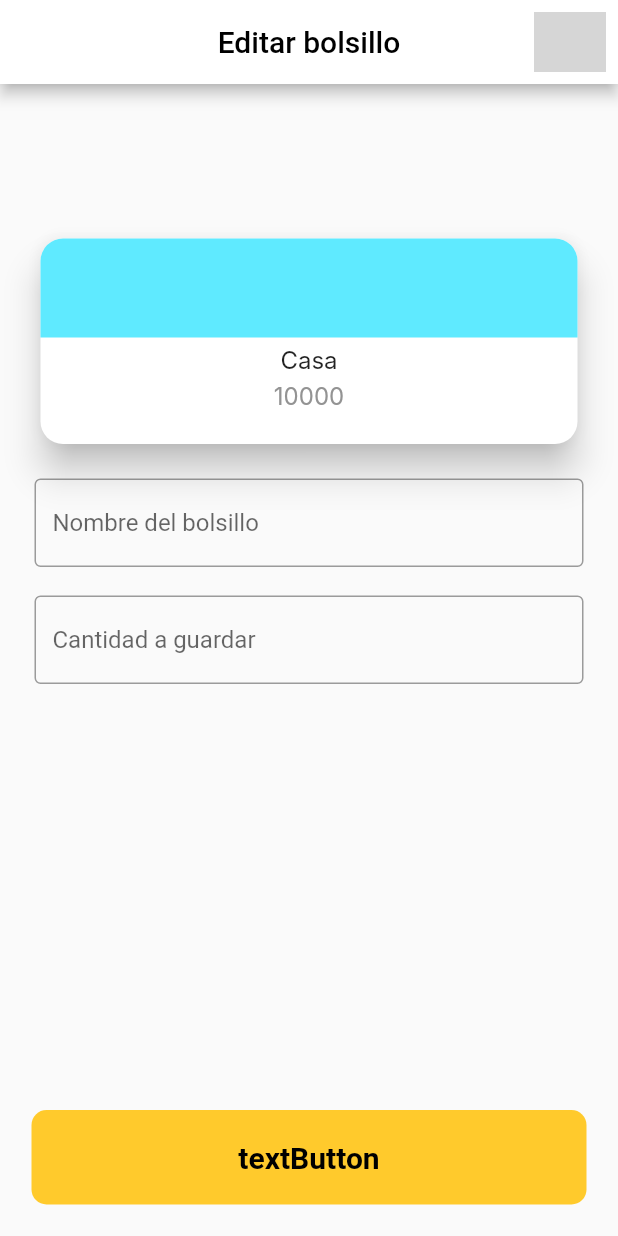
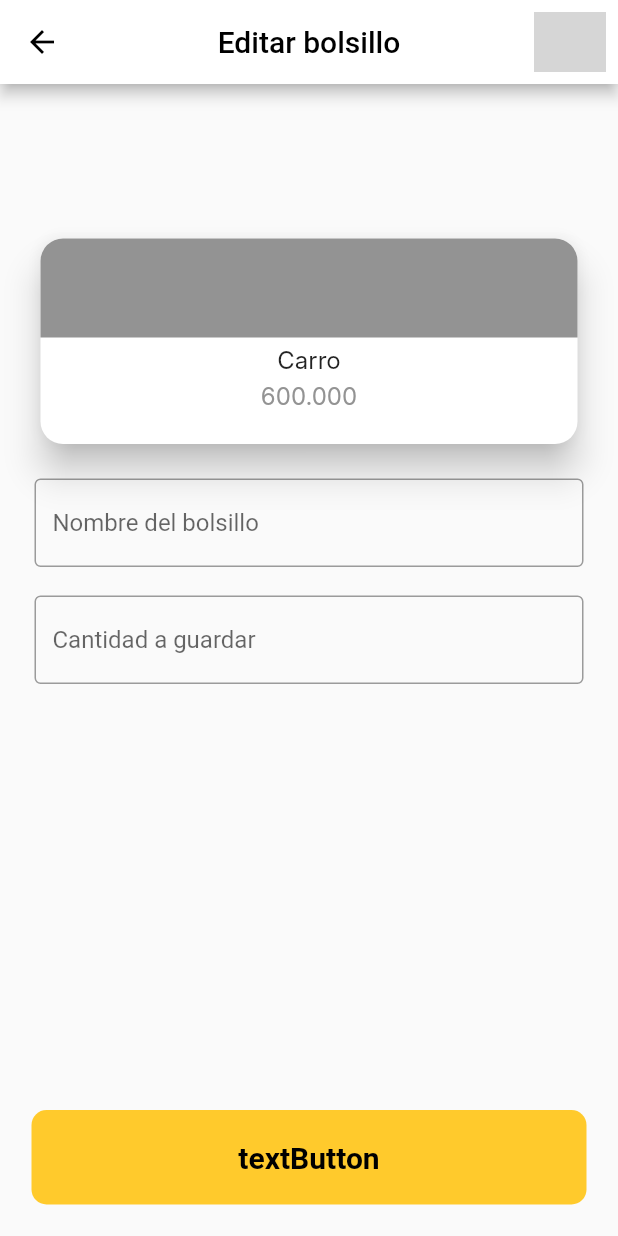
Before and after one commit to DavidEMV1622/app_bidi_login, a Flutter app: the screen it shows after launch, after a tap on "Carro", on a phone screen of 412 x 824 dp. Run offline on Flutter 3.47's test engine with Material 2 defaults, Android fonts, the light colour scheme and no system bars; our stand-ins replace flutter_secure_storage, flutter_svg, go_router; missing offline and left inert: iconify_flutter; Roboto replaces fonts that are missing (Inter); grey boxes are pictures that could not be loaded.

Commit message:
linkeo de pantalla my pocket and edit pocket

```diff
--- a/lib/config/router.dart
+++ b/lib/config/router.dart
@@ -1,3 +1,6 @@
+import 'dart:js';
+
+import 'package:app_credibanco_login/models/pocket_model.dart';
 import 'package:app_credibanco_login/src/pages/Pocket/pocket_create.dart';
 import 'package:app_credibanco_login/src/pages/Pocket/pocket_edit.dart';
 import 'package:app_credibanco_login/src/pages/logeado2.dart';
@@ -145,7 +148,11 @@ final routes = GoRouter(
     ),
     GoRoute(
       path: '/PocketEdit',
-      builder: (context, state) => const PocketEdit(),
+      //builder: (context, state) => const PocketEdit(pocket: null,),
+      builder: (context, state) {
+        final pocket = state.extra as Pocket;
+        return PocketEdit(pocket: pocket);
+      },
     ),
     GoRoute(
       path: '/PocketCreate',
--- a/lib/src/pages/Pocket/my_pocket.dart
+++ b/lib/src/pages/Pocket/my_pocket.dart
@@ -3,6 +3,7 @@ import 'package:app_credibanco_login/src/widgets/pocket.dart';
 import 'package:flutter/material.dart';
 import 'package:go_router/go_router.dart';
 
+import '../../../config/arrow_router.dart';
 import '../../widgets/dropBar.dart';
 
 class PocketList extends StatefulWidget {
@@ -18,13 +19,14 @@ class _PocketListState extends State<PocketList> {
     Pocket("Beca", "400.000", Color.fromARGB(255, 244, 228, 9)),
     Pocket("Arriendo", "800.000", Color.fromARGB(255, 45, 178, 15)),
     Pocket("pc", "3.000.000", Color.fromARGB(255, 95, 234, 255)),
-    Pocket("auto", "3.000.000", Color.fromARGB(255, 95, 234, 255)),
+    Pocket("auto", "3.000.000", Color.fromARGB(255, 105, 47, 214)),
   ];
 
   @override
   Widget build(BuildContext context) {
     return Scaffold(
       appBar: AppBar(
+        leading: ArrowRouter(activeArrow: "1"),
         backgroundColor: Colors.white,
         title: const Text(
           "Mis bolsillos",
@@ -44,10 +46,11 @@ class _PocketListState extends State<PocketList> {
           itemCount: listPocket.length + 1,
           itemBuilder: (BuildContext context, int index) {
             if (index < listPocket.length) {
+              final pocket = listPocket[index];
               return GestureDetector(
                 child: Poket(item: listPocket[index]),
                 onTap: () {
-                  context.push("/PocketEdit");
+                  context.push("/PocketEdit", extra: pocket);
                 },
               );
 
--- a/lib/src/pages/Pocket/pocket_edit.dart
+++ b/lib/src/pages/Pocket/pocket_edit.dart
@@ -4,8 +4,12 @@ import 'package:flutter/material.dart';
 import 'package:iconify_flutter/iconify_flutter.dart';
 import 'package:iconify_flutter/icons/bi.dart';
 
+import '../../../config/arrow_router.dart';
+import '../../../models/pocket_model.dart';
+
 class PocketEdit extends StatefulWidget {
-  const PocketEdit({super.key});
+  final Pocket pocket;
+  const PocketEdit({super.key, required this.pocket});
 
   @override
   State<PocketEdit> createState() => _PocketEditState();
@@ -16,6 +20,7 @@ class _PocketEditState extends State<PocketEdit> {
   Widget build(BuildContext context) {
     return Scaffold(
       appBar: AppBar(
+        leading: ArrowRouter(activeArrow: "1"),
         backgroundColor: Colors.white,
         centerTitle: true,
         title: Text("Editar bolsillo", style: TextStyle(color: Colors.black)),
@@ -51,7 +56,7 @@ class _PocketEditState extends State<PocketEdit> {
                     Container(
                       height: 66,
                       decoration: BoxDecoration(
-                          color: Color.fromARGB(255, 95, 234, 255),
+                          color: widget.pocket.colorPocket,
                           borderRadius: const BorderRadius.only(
                               topLeft: Radius.circular(15),
                               topRight: Radius.circular(15))),
@@ -62,7 +67,7 @@ class _PocketEditState extends State<PocketEdit> {
                           height: 5,
                         ),
                         Text(
-                          "Casa",
+                          widget.pocket.namePocket,
                           style: const TextStyle(
                             fontFamily: 'Inter',
                             fontSize: 16,
@@ -72,7 +77,7 @@ class _PocketEditState extends State<PocketEdit> {
                           height: 5,
                         ),
                         Text(
-                          "10000",
+                          widget.pocket.pocketBalance,
                           style: const TextStyle(
                               fontFamily: 'Inter',
                               fontSize: 16,
```
